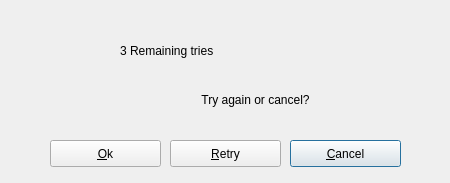
Qt form _src/eidmw/dialogs/dialogsQTsrv/dlgWndBadPIN.ui (algv/middleware-offline) before a commit.
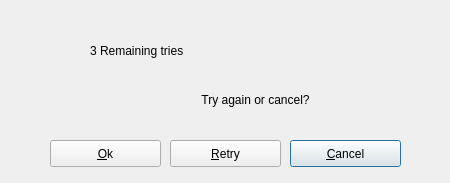
The same form after that commit.

Diff of the .ui file:
```diff
--- a/_src/eidmw/dialogs/dialogsQTsrv/dlgWndBadPIN.ui
+++ b/_src/eidmw/dialogs/dialogsQTsrv/dlgWndBadPIN.ui
@@ -25,9 +25,9 @@
    <widget class="QLabel" name="lblHeader">
     <property name="geometry">
      <rect>
-      <x>120</x>
+      <x>90</x>
       <y>30</y>
-      <width>311</width>
+      <width>341</width>
       <height>41</height>
      </rect>
     </property>
@@ -51,9 +51,9 @@
    <widget class="QLabel" name="lblCenter">
     <property name="geometry">
      <rect>
-      <x>110</x>
+      <x>90</x>
       <y>90</y>
-      <width>291</width>
+      <width>331</width>
       <height>20</height>
      </rect>
     </property>
```
